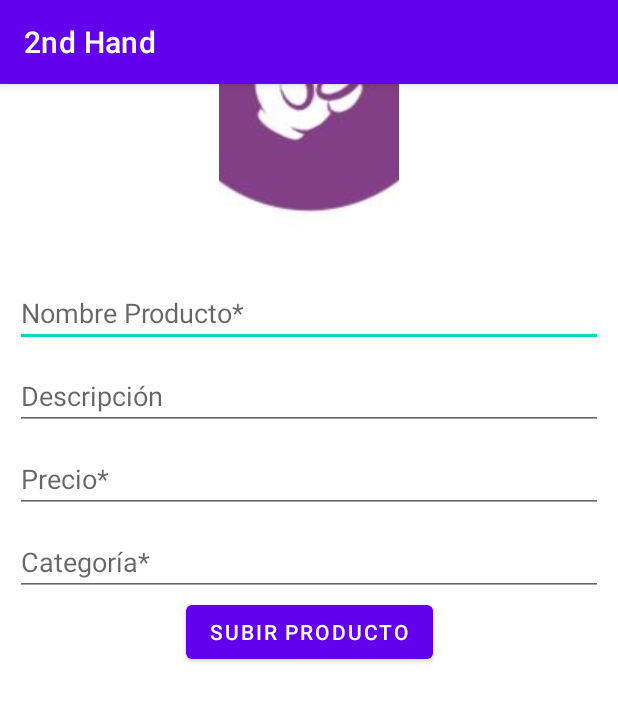
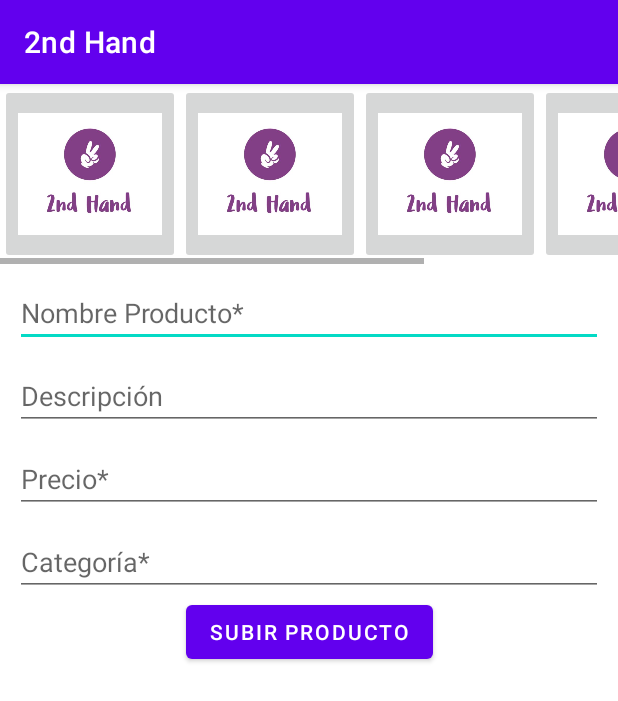
Before and after one commit to erasds/2nd_Hand, an Android app: the UploadProduct screen opened directly, with no data from a screen before it, on a phone screen of 412 x 824 dp. Shown: the top 701 px of the screen. Run offline under Robolectric (Android 15) with nearby library versions, the phone set to English and light mode, and no system bars; our stand-ins replace Firebase (no records; nobody signed in at launch, a user with empty details on screens opened directly).

Commit message:
Profile pic uploading and showing fine

```diff
--- a/app/build.gradle
+++ b/app/build.gradle
@@ -54,6 +54,9 @@ dependencies {
     implementation 'androidx.navigation:navigation-fragment-ktx:2.5.2'
     implementation 'androidx.navigation:navigation-ui-ktx:2.5.2'
 
+    //PICASSO
+    implementation 'com.squareup.picasso:picasso:2.8'
+
     // Import the Firebase BoM
     implementation platform('com.google.firebase:firebase-bom:31.2.3')
 
@@ -61,5 +64,6 @@ dependencies {
     // When using the BoM, don't specify versions in Firebase dependencies
     implementation 'com.google.firebase:firebase-analytics-ktx'
     implementation 'com.google.firebase:firebase-firestore-ktx'
+    implementation 'com.google.firebase:firebase-storage-ktx'
 
 }
--- a/app/src/main/AndroidManifest.xml
+++ b/app/src/main/AndroidManifest.xml
@@ -3,7 +3,7 @@
     xmlns:tools="http://schemas.android.com/tools">
 
     <uses-permission android:name="android.permission.READ_EXTERNAL_STORAGE" />
-    <uses-permission android:name="android.permission.WRITE_EXTERNAL_STORAGE" />
+    <uses-permission android:name="android.permission.WRITE_EXTERNAL_STORAGE"/>
 
     <application
         android:allowBackup="true"
--- a/app/src/main/java/com/esardo/a2ndhand/ProductFragment.kt
+++ b/app/src/main/java/com/esardo/a2ndhand/ProductFragment.kt
@@ -11,6 +11,7 @@ import com.esardo.a2ndhand.databinding.FragmentProductBinding
 import com.esardo.a2ndhand.model.Product
 import com.esardo.a2ndhand.model.User
 import com.google.firebase.firestore.FirebaseFirestore
+import com.squareup.picasso.Picasso
 
 class ProductFragment : Fragment() {
     private lateinit var _binding: FragmentProductBinding
@@ -67,7 +68,8 @@ class ProductFragment : Fragment() {
             val userDoc = FirebaseFirestore.getInstance().collection("User").document(userId)
             userDoc.get().addOnSuccessListener { user ->
                 if (user != null) {
-                    //ivProfilePicture = user.getString("Picture")
+                    val profPicture = user.getString("Picture")
+                    Picasso.get().load(profPicture).placeholder(R.drawable.prueba).error(R.drawable.prueba).into(binding.ivProfilePicture)
                     tvUserName.text = user.getString("User")
                     //Get Town name by its Id
                     val townId = user.getString("TownId")
--- a/app/src/main/java/com/esardo/a2ndhand/adapter/ProductAdapter.kt
+++ b/app/src/main/java/com/esardo/a2ndhand/adapter/ProductAdapter.kt
@@ -8,6 +8,7 @@ import com.esardo.a2ndhand.R
 import com.esardo.a2ndhand.databinding.ItemProductBinding
 import com.esardo.a2ndhand.model.Product
 import com.esardo.a2ndhand.viewmodel.ProductViewModel
+import com.squareup.picasso.Picasso
 
 class ProductAdapter(
     private val viewModel: ProductViewModel,
@@ -39,7 +40,10 @@ class ProductAdapter(
         //With Picasso library this will load the Product image, an image to show while data is loading,
         // and an image to show if there's an error loading the Product image
         fun bind (product: Product, userId: String) {
-            //Picasso.get().load(product.image).placeholder(R.drawable.loading).error(R.drawable.error).into(binding.ivImage)
+            val productPic = product.Picture.Pic1
+            if(productPic != "") {
+                Picasso.get().load(productPic).placeholder(R.drawable.prueba).error(R.drawable.prueba).into(binding.ivImage)
+            }
             tvName.text = product.Name
             //Format price erasing decimals if it's value is 0
             val price = product.Price.toString().replace(".0", "") + " €"
--- a/app/src/main/java/com/esardo/a2ndhand/model/Product.kt
+++ b/app/src/main/java/com/esardo/a2ndhand/model/Product.kt
@@ -11,7 +11,6 @@ data class Product(
     val Name : String,
     val Description : String,
     val Price : Double,
-    //val Image : String,
     val Picture : Picture,
     val CategoryId : String,
     val IsSell : Boolean,
--- a/app/src/main/java/com/esardo/a2ndhand/viewmodel/ProductViewModel.kt
+++ b/app/src/main/java/com/esardo/a2ndhand/viewmodel/ProductViewModel.kt
@@ -128,6 +128,7 @@ class ProductViewModel: ViewModel() {
                 }
             }
 
+            if(productIdList.isNotEmpty()) {
                 // Ahora que tenemos los IDs de los productos, realizamos una segunda consulta a la colección "productDetails"
                 db.collection("Product")
                     .whereIn(FieldPath.documentId(), productIdList)
@@ -160,6 +161,8 @@ class ProductViewModel: ViewModel() {
                         // Si ocurre un error, podemos devolver una lista vacía o manejar el error de otra manera
                         productLiveData.postValue(emptyList())
                     }
+            }
+
         }.addOnFailureListener { exception ->
             Log.d(TAG, "Error getting product IDs: ", exception)
             // Si ocurre un error, podemos devolver una lista vacía o manejar el error de otra manera
--- a/app/src/main/res/layout/activity_upload_product.xml
+++ b/app/src/main/res/layout/activity_upload_product.xml
@@ -10,18 +10,60 @@
         android:layout_width="match_parent"
         android:layout_height="wrap_content">
 
-        <!-- Poner un ll horizontal con scroll para que deje subir hasta 5 fotos -->
-        <!-- Meter dentro del ll 5 ImageButton -->
-        <ImageButton
-            android:id="@+id/ibUpPhoto"
-            android:layout_width="120dp"
-            android:layout_height="120dp"
-            android:src="@drawable/prueba"
+        <HorizontalScrollView
+            android:id="@+id/hsvImages"
+            android:layout_width="match_parent"
+            android:layout_height="wrap_content"
             app:layout_constraintStart_toStartOf="parent"
             app:layout_constraintEnd_toEndOf="parent"
             app:layout_constraintTop_toTopOf="parent"
-            app:layout_constraintBottom_toTopOf="@+id/etProduct"/>
+            app:layout_constraintBottom_toTopOf="@+id/etProduct">
 
+            <LinearLayout
+                android:id="@+id/llImages"
+                android:layout_width="match_parent"
+                android:layout_height="wrap_content"
+                android:orientation="horizontal">
+
+                <ImageButton
+                    android:id="@+id/ibUpPhotos1"
+                    android:layout_width="120dp"
+                    android:layout_height="120dp"
+                    android:src="@drawable/prueba"
+                    android:scaleType="fitCenter"
+                    android:adjustViewBounds="true"/>
+                <ImageButton
+                    android:id="@+id/ibUpPhotos2"
+                    android:layout_width="120dp"
+                    android:layout_height="120dp"
+                    android:src="@drawable/prueba"
+                    android:scaleType="fitCenter"
+                    android:adjustViewBounds="true"/>
+                <ImageButton
+                    android:id="@+id/ibUpPhotos3"
+                    android:layout_width="120dp"
+                    android:layout_height="120dp"
+                    android:src="@drawable/prueba"
+                    android:scaleType="fitCenter"
+                    android:adjustViewBounds="true"/>
+                <ImageButton
+                    android:id="@+id/ibUpPhotos4"
+                    android:layout_width="120dp"
+                    android:layout_height="120dp"
+                    android:src="@drawable/prueba"
+                    android:scaleType="fitCenter"
+                    android:adjustViewBounds="true"/>
+                <ImageButton
+                    android:id="@+id/ibUpPhotos5"
+                    android:layout_width="120dp"
+                    android:layout_height="120dp"
+                    android:src="@drawable/prueba"
+                    android:scaleType="fitCenter"
+                    android:adjustViewBounds="true"/>
+
+            </LinearLayout>
+
+        </HorizontalScrollView>
 
         <EditText
             android:id="@+id/etProduct"
@@ -31,7 +73,7 @@
             android:layout_marginStart="10dp"
             android:layout_marginEnd="10dp"
             android:hint="Nombre Producto*"
-            app:layout_constraintTop_toBottomOf="@+id/ibUpPhoto"
+            app:layout_constraintTop_toBottomOf="@+id/hsvImages"
             app:layout_constraintBottom_toTopOf="@+id/etDescription"/>
 
         <EditText
--- a/app/src/main/res/layout/fragment_profile.xml
+++ b/app/src/main/res/layout/fragment_profile.xml
@@ -22,6 +22,7 @@
             app:layout_constraintBottom_toTopOf="@+id/rvMyProd">
 
             <ImageView
+                android:id="@+id/ivProfilePic"
                 android:layout_width="100dp"
                 android:layout_height="100dp"
                 android:layout_margin="8dp"
--- a/app/src/main/res/layout/item_product.xml
+++ b/app/src/main/res/layout/item_product.xml
@@ -20,7 +20,8 @@
             android:layout_width="match_parent"
             android:layout_height="100dp"
             android:src="@drawable/prueba"
-            android:scaleType="centerCrop" />
+            android:scaleType="fitCenter"
+            android:adjustViewBounds="true"/>
 
 
         <TextView
```
Also changed, not shown: app/src/main/java/com/esardo/a2ndhand/ProfileFragment.kt (+6 -2 lines), app/src/main/java/com/esardo/a2ndhand/SignInActivity.kt (+48 -3 lines), app/src/main/java/com/esardo/a2ndhand/UploadProduct.kt (+253 -4 lines), app/src/main/res/layout/activity_sign_in.xml (+13 -1 lines). Lines whose indentation alone changed are shown as unchanged.
